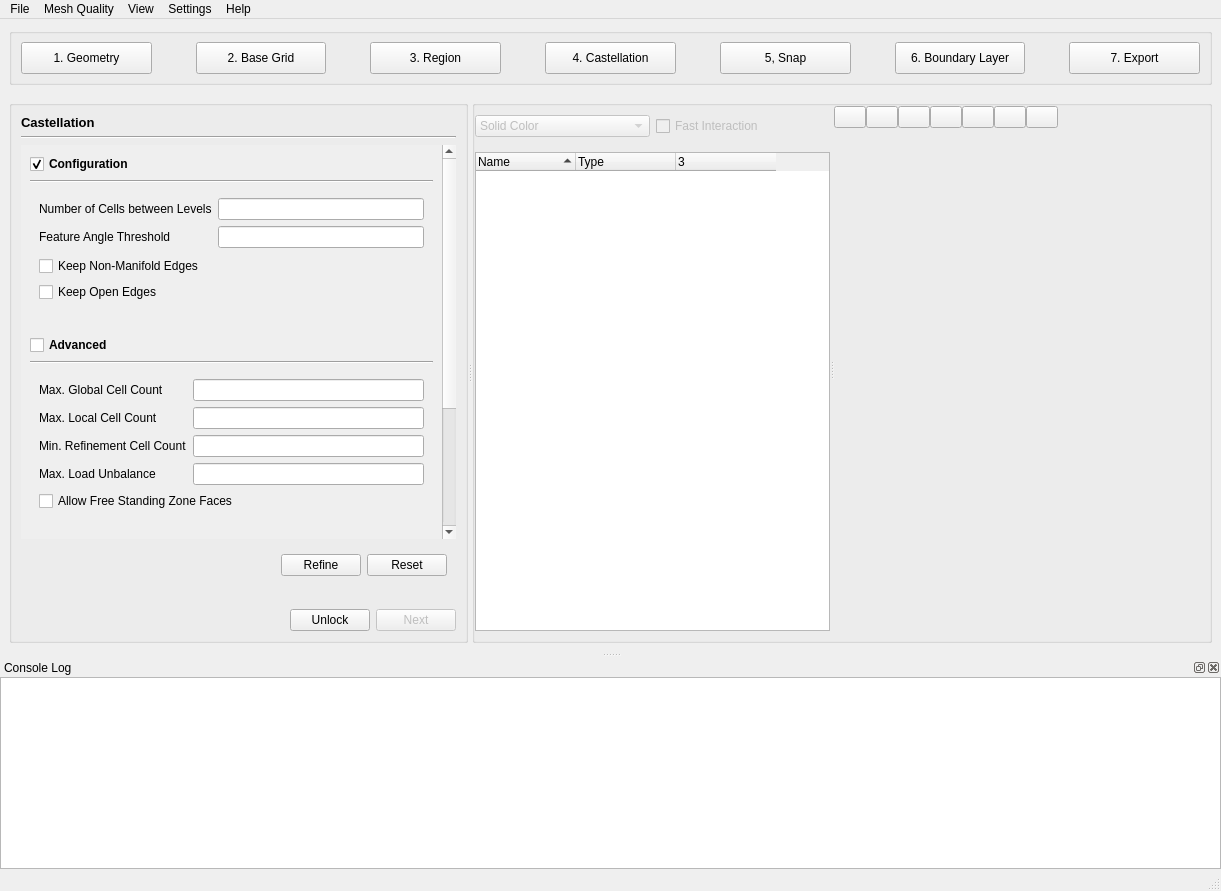
Before: the Qt Designer form view/main_window/main_window.ui in nextfoam/baram, drawn with Qt 5.
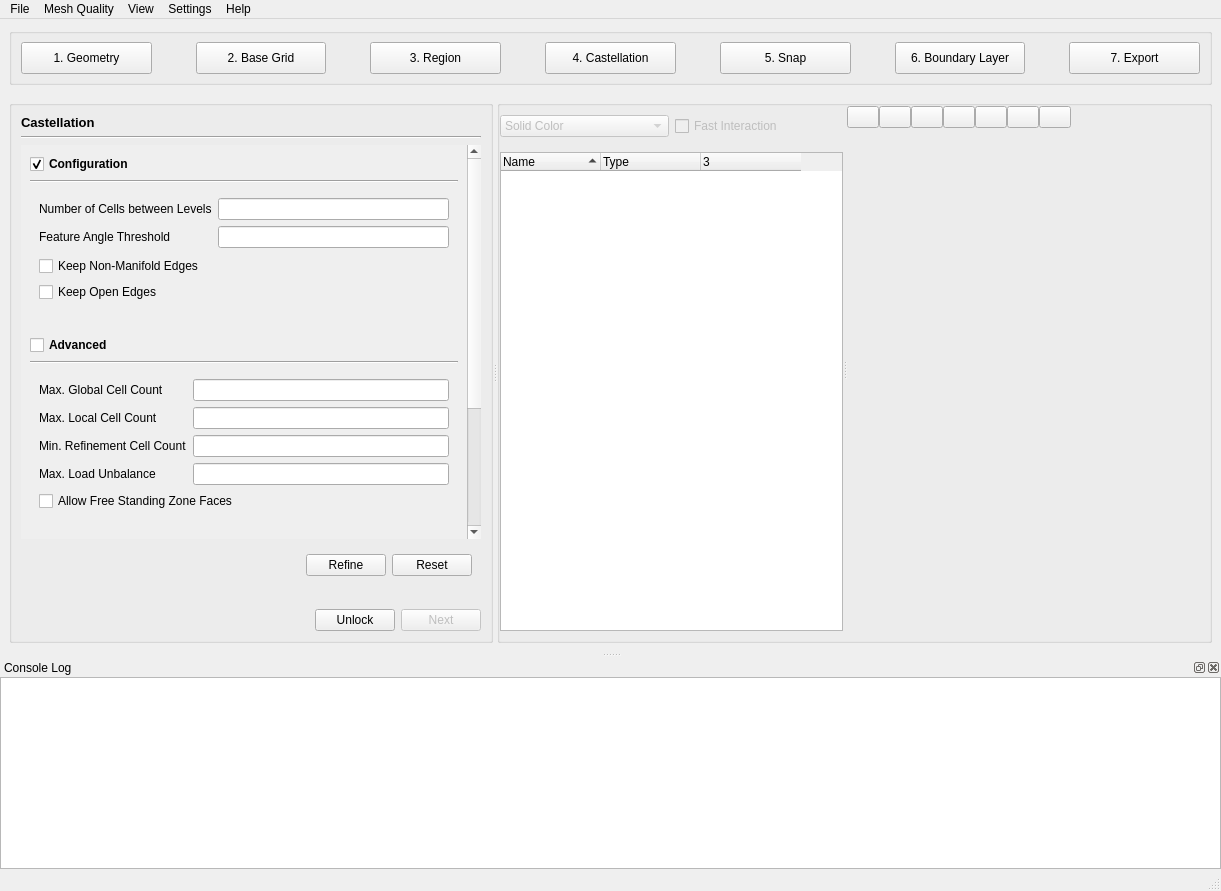
After: the same form once the commit is applied. The open tabs and pages were chosen to show the change. Icons and pictures are not drawn. Custom widgets are drawn as their Qt base class.

Commit message: Adjust width

Diff of the .ui file:
```diff
--- a/view/main_window/main_window.ui
+++ b/view/main_window/main_window.ui
@@ -236,7 +236,7 @@
           </size>
          </property>
          <property name="text">
-          <string>5, Snap</string>
+          <string>5. Snap</string>
          </property>
          <property name="checkable">
           <bool>true</bool>
@@ -381,7 +381,7 @@
          <widget class="QGroupBox" name="groupBox_9">
           <property name="minimumSize">
            <size>
-            <width>360</width>
+            <width>300</width>
             <height>0</height>
            </size>
           </property>
@@ -874,6 +874,9 @@
                  <property name="frameShape">
                   <enum>QFrame::NoFrame</enum>
                  </property>
+                 <property name="horizontalScrollBarPolicy">
+                  <enum>Qt::ScrollBarAlwaysOff</enum>
+                 </property>
                  <property name="widgetResizable">
                   <bool>true</bool>
                  </property>
@@ -882,7 +885,7 @@
                    <rect>
                     <x>0</x>
                     <y>0</y>
-                    <width>505</width>
+                    <width>273</width>
                     <height>592</height>
                    </rect>
                   </property>
@@ -2184,7 +2187,7 @@
              <widget class="QWidget" name="displayControl" native="true">
               <property name="minimumSize">
                <size>
-                <width>340</width>
+                <width>0</width>
                 <height>0</height>
                </size>
               </property>
```
Left out of the diff: 20 changed lines with no effect on the pictures.
